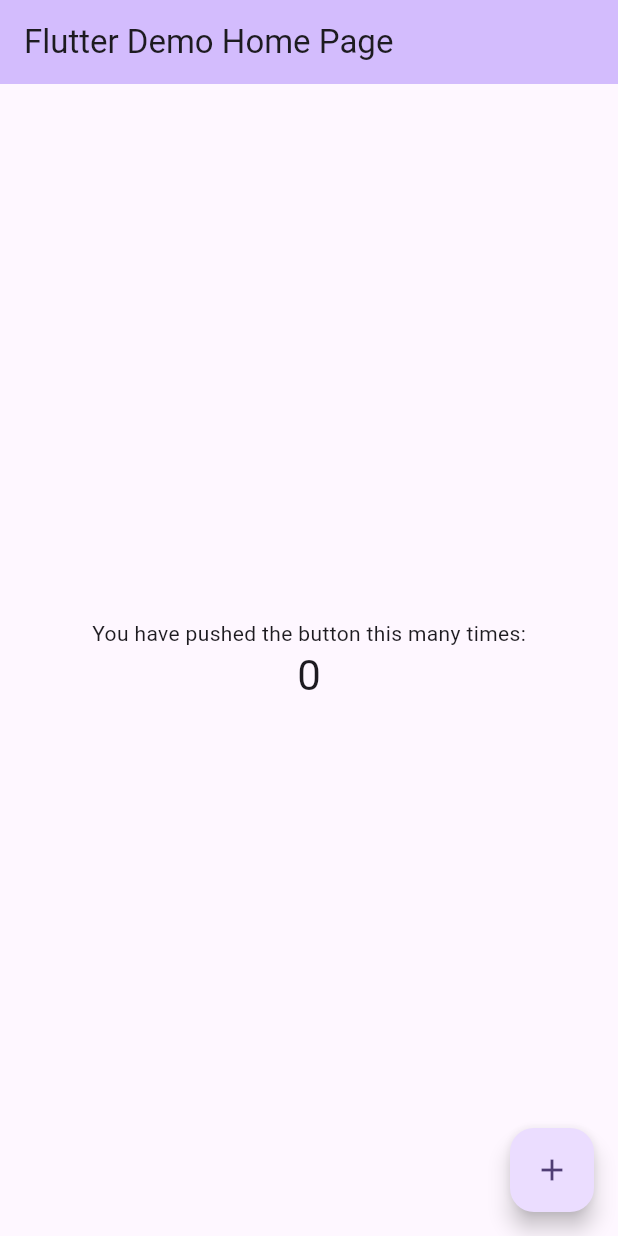
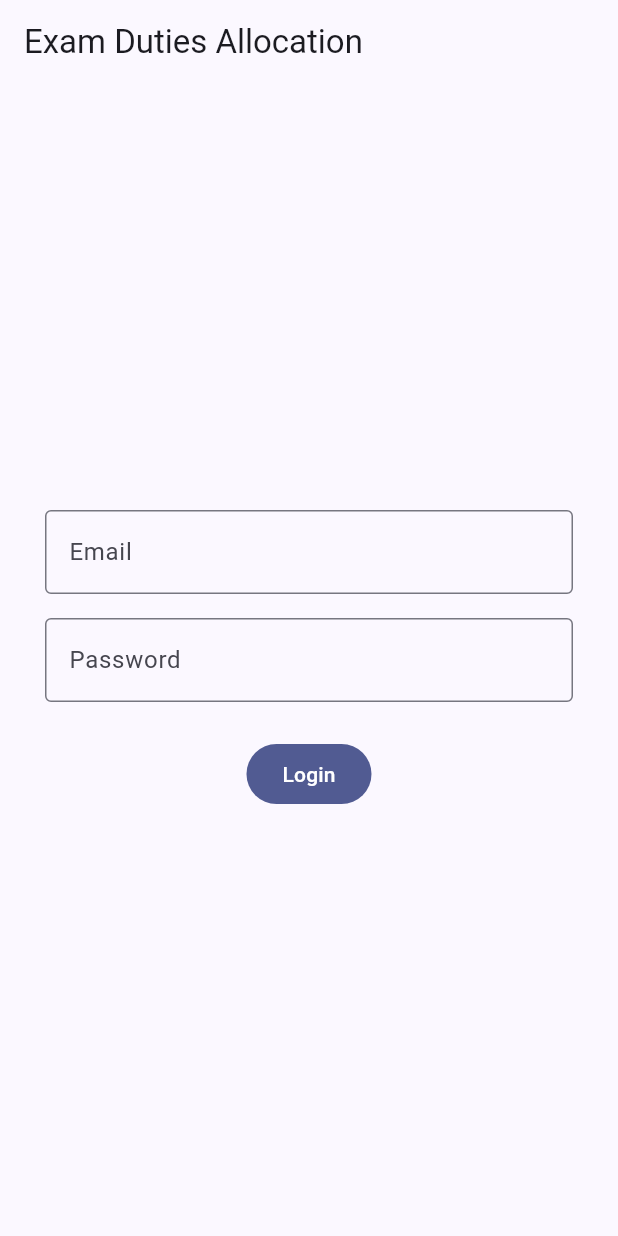
Before and after one commit to nukhbatehreem18/exam-duties-allocation, a Flutter app: the screen it shows after launch, on a phone screen of 412 x 824 dp. Run offline on Flutter 3.47's test engine with Material 3 defaults, Android fonts, the phone set to English and light mode, and no system bars; our stand-ins replace flutter_riverpod, go_router.

Commit message:
feat: add fake login, role-based router and home screens

```diff
--- /dev/null
+++ b/lib/core/app_router.dart
@@ -0,0 +1,47 @@
+import 'package:flutter_riverpod/flutter_riverpod.dart';
+import 'package:flutter/foundation.dart';
+import 'package:go_router/go_router.dart';
+import '../features/auth/auth_controller.dart';
+import '../features/auth/login_screen.dart';
+import '../features/auth/coordinator_home.dart';
+import '../features/auth/staff_home.dart';
+import '../models/user_role.dart';
+
+final routerProvider = Provider<GoRouter>((ref) {
+  // Jab bhi login/logout ho, router ko batao ke dobara check kare.
+  final refresh = ValueNotifier<int>(0);
+  ref.listen(authProvider, (_, __) => refresh.value++);
+  ref.onDispose(refresh.dispose);
+
+  return GoRouter(
+    initialLocation: '/login',
+    refreshListenable: refresh,
+    redirect: (context, state) {
+      final user = ref.read(authProvider);
+      final goingToLogin = state.matchedLocation == '/login';
+
+      // 1) Login nahi hai -> login screen
+      if (user == null) {
+        return goingToLogin ? null : '/login';
+      }
+
+      // 2) Login hai magar login screen par -> apne home par bhejo
+      final home =
+          user.role == UserRole.coordinator ? '/coordinator' : '/staff';
+      if (goingToLogin) return home;
+
+      // 3) Staff coordinator ke page par jaye to wapas bhejo
+      if (state.matchedLocation == '/coordinator' &&
+          user.role != UserRole.coordinator) {
+        return home;
+      }
+      return null;
+    },
+    routes: [
+      GoRoute(path: '/login', builder: (_, __) => const LoginScreen()),
+      GoRoute(
+          path: '/coordinator', builder: (_, __) => const CoordinatorHome()),
+      GoRoute(path: '/staff', builder: (_, __) => const StaffHome()),
+    ],
+  );
+});
--- /dev/null
+++ b/lib/features/auth/auth_controller.dart
@@ -0,0 +1,39 @@
+import 'package:flutter_riverpod/flutter_riverpod.dart';
+import '../../models/app_user.dart';
+import '../../models/user_role.dart';
+
+/// Abhi ke liye fake users. Baad mein Firebase se badal denge.
+const _fakeUsers = {
+  'coordinator@bahria.edu.pk': AppUser(
+    id: 'u1',
+    name: 'Coordinator',
+    role: UserRole.coordinator,
+  ),
+  'staff@bahria.edu.pk': AppUser(
+    id: 'u2',
+    name: 'Ali (Staff)',
+    role: UserRole.staff,
+  ),
+};
+
+const _fakePassword = '123456';
+
+class AuthController extends Notifier<AppUser?> {
+  @override
+  AppUser? build() => null; // shuru mein koi login nahi
+
+  /// Sahi email/password ho to true, warna false.
+  bool login(String email, String password) {
+    final user = _fakeUsers[email.trim().toLowerCase()];
+    if (user != null && password == _fakePassword) {
+      state = user;
+      return true;
+    }
+    return false;
+  }
+
+  void logout() => state = null;
+}
+
+final authProvider =
+    NotifierProvider<AuthController, AppUser?>(AuthController.new);
--- /dev/null
+++ b/lib/features/auth/login_screen.dart
@@ -0,0 +1,77 @@
+import 'package:flutter/material.dart';
+import 'package:flutter_riverpod/flutter_riverpod.dart';
+import 'auth_controller.dart';
+
+class LoginScreen extends ConsumerStatefulWidget {
+  const LoginScreen({super.key});
+
+  @override
+  ConsumerState<LoginScreen> createState() => _LoginScreenState();
+}
+
+class _LoginScreenState extends ConsumerState<LoginScreen> {
+  final _emailCtrl = TextEditingController();
+  final _passCtrl = TextEditingController();
+  String? _error;
+
+  @override
+  void dispose() {
+    _emailCtrl.dispose();
+    _passCtrl.dispose();
+    super.dispose();
+  }
+
+  void _submit() {
+    final ok = ref
+        .read(authProvider.notifier)
+        .login(_emailCtrl.text, _passCtrl.text);
+    if (!ok) {
+      setState(() => _error = 'Invalid email or password');
+    }
+    // Sahi ho to router khud dashboard par bhej dega.
+  }
+
+  @override
+  Widget build(BuildContext context) {
+    return Scaffold(
+      appBar: AppBar(title: const Text('Exam Duties Allocation')),
+      body: Center(
+        child: ConstrainedBox(
+          constraints: const BoxConstraints(maxWidth: 400),
+          child: Padding(
+            padding: const EdgeInsets.all(24),
+            child: Column(
+              mainAxisSize: MainAxisSize.min,
+              children: [
+                TextField(
+                  controller: _emailCtrl,
+                  decoration: const InputDecoration(
+                    labelText: 'Email',
+                    border: OutlineInputBorder(),
+                  ),
+                ),
+                const SizedBox(height: 16),
+                TextField(
+                  controller: _passCtrl,
+                  obscureText: true,
+                  decoration: const InputDecoration(
+                    labelText: 'Password',
+                    border: OutlineInputBorder(),
+                  ),
+                ),
+                const SizedBox(height: 16),
+                if (_error != null)
+                  Text(_error!, style: const TextStyle(color: Colors.red)),
+                const SizedBox(height: 8),
+                FilledButton(
+                  onPressed: _submit,
+                  child: const Text('Login'),
+                ),
+              ],
+            ),
+          ),
+        ),
+      ),
+    );
+  }
+}
--- a/lib/main.dart
+++ b/lib/main.dart
@@ -1,122 +1,21 @@
-import 'package:material_ui/material_ui.dart';
+import 'package:flutter/material.dart';
+import 'package:flutter_riverpod/flutter_riverpod.dart';
+import 'core/app_router.dart';
 
 void main() {
-  runApp(const MyApp());
+  runApp(const ProviderScope(child: MyApp()));
 }
 
-class MyApp extends StatelessWidget {
+class MyApp extends ConsumerWidget {
   const MyApp({super.key});
 
-  // This widget is the root of your application.
   @override
-  Widget build(BuildContext context) {
-    return MaterialApp(
-      title: 'Flutter Demo',
-      theme: ThemeData(
-        // This is the theme of your application.
-        //
-        // TRY THIS: Try running your application with "flutter run". You'll see
-        // the application has a purple toolbar. Then, without quitting the app,
-        // try changing the seedColor in the colorScheme below to Colors.green
-        // and then invoke "hot reload" (save your changes or press the "hot
-        // reload" button in a Flutter-supported IDE, or press "r" if you used
-        // the command line to start the app).
-        //
-        // Notice that the counter didn't reset back to zero; the application
-        // state is not lost during the reload. To reset the state, use hot
-        // restart instead.
-        //
-        // This works for code too, not just values: Most code changes can be
-        // tested with just a hot reload.
-        colorScheme: .fromSeed(seedColor: Colors.deepPurple),
-      ),
-      home: const MyHomePage(title: 'Flutter Demo Home Page'),
+  Widget build(BuildContext context, WidgetRef ref) {
+    final router = ref.watch(routerProvider);
+    return MaterialApp.router(
+      title: 'Exam Duties Allocation',
+      theme: ThemeData(colorSchemeSeed: Colors.indigo, useMaterial3: true),
+      routerConfig: router,
     );
   }
 }
-
-class MyHomePage extends StatefulWidget {
-  const MyHomePage({super.key, required this.title});
-
-  // This widget is the home page of your application. It is stateful, meaning
-  // that it has a State object (defined below) that contains fields that affect
-  // how it looks.
-
-  // This class is the configuration for the state. It holds the values (in this
-  // case the title) provided by the parent (in this case the App widget) and
-  // used by the build method of the State. Fields in a Widget subclass are
-  // always marked "final".
-
-  final String title;
-
-  @override
-  State<MyHomePage> createState() => _MyHomePageState();
-}
-
-class _MyHomePageState extends State<MyHomePage> {
-  int _counter = 0;
-
-  void _incrementCounter() {
-    setState(() {
-      // This call to setState tells the Flutter framework that something has
-      // changed in this State, which causes it to rerun the build method below
-      // so that the display can reflect the updated values. If we changed
-      // _counter without calling setState(), then the build method would not be
-      // called again, and so nothing would appear to happen.
-      _counter++;
-    });
-  }
-
-  @override
-  Widget build(BuildContext context) {
-    // This method is rerun every time setState is called, for instance as done
-    // by the _incrementCounter method above.
-    //
-    // The Flutter framework has been optimized to make rerunning build methods
-    // fast, so that you can just rebuild anything that needs updating rather
-    // than having to individually change instances of widgets.
-    return Scaffold(
-      appBar: AppBar(
-        // TRY THIS: Try changing the color here to a specific color (to
-        // Colors.amber, perhaps?) and trigger a hot reload to see the AppBar
-        // change color while the other colors stay the same.
-        backgroundColor: Theme.of(context).colorScheme.inversePrimary,
-        // Here we take the value from the MyHomePage object that was created by
-        // the App.build method, and use it to set our appbar title.
-        title: Text(widget.title),
-      ),
-      body: Center(
-        // Center is a layout widget. It takes a single child and positions it
-        // in the middle of the parent.
-        child: Column(
-          // Column is also a layout widget. It takes a list of children and
-          // arranges them vertically. By default, it sizes itself to fit its
-          // children horizontally, and tries to be as tall as its parent.
-          //
-          // Column has various properties to control how it sizes itself and
-          // how it positions its children. Here we use mainAxisAlignment to
-          // center the children vertically; the main axis here is the vertical
-          // axis because Columns are vertical (the cross axis would be
-          // horizontal).
-          //
-          // TRY THIS: Invoke "debug painting" (choose the "Toggle Debug Paint"
-          // action in the IDE, or press "p" in the console), to see the
-          // wireframe for each widget.
-          mainAxisAlignment: .center,
-          children: [
-            const Text('You have pushed the button this many times:'),
-            Text(
-              '$_counter',
-              style: Theme.of(context).textTheme.headlineMedium,
-            ),
-          ],
-        ),
-      ),
-      floatingActionButton: FloatingActionButton(
-        onPressed: _incrementCounter,
-        tooltip: 'Increment',
-        child: const Icon(Icons.add),
-      ),
-    );
-  }
-}
```
Also changed, not shown: lib/features/auth/coordinator_home.dart (added, +24 -0 lines), lib/features/auth/staff_home.dart (added, +24 -0 lines), lib/models/app_user.dart (added, +14 -0 lines), 1 other file.
